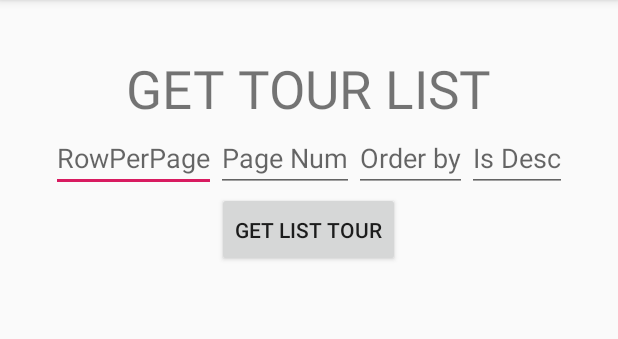
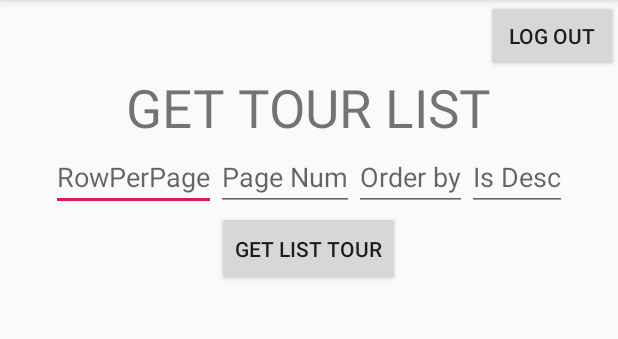
Before and after one commit to datdo7549/Project_travel_assitant, an Android app: the MainActivity screen opened directly, with no data from a screen before it, on a phone screen of 412 x 824 dp, the part 84-423 px from its top. Run offline under Robolectric (Android 15) with nearby library versions, the phone set to English and light mode, and no system bars; libraries missing offline, so code that uses them is left out: com.facebook, com.facebook.login; 1 statement that could not run was skipped.

Commit message:
fix somthing listview

```diff
--- a/app/build.gradle
+++ b/app/build.gradle
@@ -32,4 +32,5 @@ dependencies {
     implementation 'com.squareup.retrofit2:converter-gson:2.4.0'
     implementation 'com.facebook.android:facebook-android-sdk:4.28.0'
     implementation 'com.google.android.gms:play-services-auth:17.0.0'
+    implementation 'com.squareup.picasso:picasso:2.71828'
 }
--- a/app/src/main/java/com/example/loginandregister/Adapter/CustomAdapter.java
+++ b/app/src/main/java/com/example/loginandregister/Adapter/CustomAdapter.java
@@ -14,6 +14,7 @@ import androidx.annotation.Nullable;
 
 import com.example.loginandregister.Model.Tour;
 import com.example.loginandregister.R;
+import com.squareup.picasso.Picasso;
 
 import java.text.DateFormat;
 import java.text.DecimalFormat;
@@ -73,7 +74,10 @@ public class CustomAdapter extends ArrayAdapter<Tour> {
 
 
         // cho nay chen hinh anh string avatar  ??
-        viewHolder.imageTour.setImageResource(R.drawable.imagetour);
+        //viewHolder.imageTour.setImageResource(R.drawable.imagetour);
+        Picasso.get()
+                .load("https://www.w3schools.com/howto/img_snow.jpg")
+                .into(viewHolder.imageTour);
         // tim hinh anh phu hop
 //        viewHolder.imageName.setImageResource(R.drawable.pass);
 //        viewHolder.imageDate.setImageResource(R.drawable.pass);
--- a/app/src/main/java/com/example/loginandregister/MainActivity.java
+++ b/app/src/main/java/com/example/loginandregister/MainActivity.java
@@ -2,6 +2,7 @@ package com.example.loginandregister;
 
 import androidx.appcompat.app.AppCompatActivity;
 
+import android.content.Intent;
 import android.os.Bundle;
 import android.view.View;
 import android.widget.Button;
@@ -13,6 +14,7 @@ import android.widget.Toast;
 import com.example.loginandregister.Adapter.CustomAdapter;
 import com.example.loginandregister.Model.ListTour;
 import com.example.loginandregister.Model.Tour;
+import com.facebook.login.LoginManager;
 import com.google.gson.Gson;
 import com.google.gson.GsonBuilder;
 
@@ -34,6 +36,7 @@ public class MainActivity extends AppCompatActivity implements View.OnClickListe
     private EditText byname;
     private EditText isDesc;
     private Button get;
+    private Button logout;
     private ListView listView;
     private JsonPlaceHolderApi jsonPlaceHolderApi;
     private String token;
@@ -46,6 +49,7 @@ public class MainActivity extends AppCompatActivity implements View.OnClickListe
         Bundle bundle=getIntent().getExtras();
         token=bundle.getString("token");
         get.setOnClickListener(this);
+        logout.setOnClickListener(this);
 
 
 
@@ -57,6 +61,7 @@ public class MainActivity extends AppCompatActivity implements View.OnClickListe
         byname=findViewById(R.id.orderBy);
         isDesc=findViewById(R.id.isDesc);
         get=findViewById(R.id.getlist);
+        logout=findViewById(R.id.logout);
         //listView=findViewById(R.id.listview);
         Gson gson=new GsonBuilder().serializeNulls().create();
         Retrofit retrofit=new Retrofit.Builder()
@@ -116,6 +121,13 @@ public class MainActivity extends AppCompatActivity implements View.OnClickListe
                 });
                 break;
             }
+            case R.id.logout:
+            {
+                LoginManager.getInstance().logOut();
+                Intent intent=new Intent(MainActivity.this,LoginActivity.class);
+                startActivity(intent);
+                break;
+            }
         }
     }
 }
--- a/app/src/main/res/layout/activity_login.xml
+++ b/app/src/main/res/layout/activity_login.xml
@@ -41,12 +41,14 @@
             android:layout_height="wrap_content"/>
     </LinearLayout>
     <com.facebook.login.widget.LoginButton
+        android:layout_marginTop="10dp"
         android:id="@+id/loginfb_button"
         android:layout_width="wrap_content"
         android:layout_height="wrap_content" />
-    <Button
+    <com.google.android.gms.common.SignInButton
+        android:layout_marginTop="10dp"
         android:id="@+id/gglogin"
-        android:text="Login GG"
         android:layout_width="wrap_content"
         android:layout_height="wrap_content"/>
+
 </LinearLayout>
--- a/app/src/main/res/layout/activity_main.xml
+++ b/app/src/main/res/layout/activity_main.xml
@@ -7,9 +7,13 @@
     android:layout_height="match_parent"
     tools:context=".MainActivity">
 
-
+    <Button
+        android:id="@+id/logout"
+        android:text="Log out"
+        android:layout_gravity="right"
+        android:layout_width="wrap_content"
+        android:layout_height="wrap_content"/>
     <TextView
-        android:layout_marginTop="35dp"
         android:layout_gravity="center"
         android:textSize="35sp"
         android:text="GET TOUR LIST"
```
Also changed, not shown: app/src/main/java/com/example/loginandregister/LoginActivity.java (+26 -1 lines), 1 other file.
